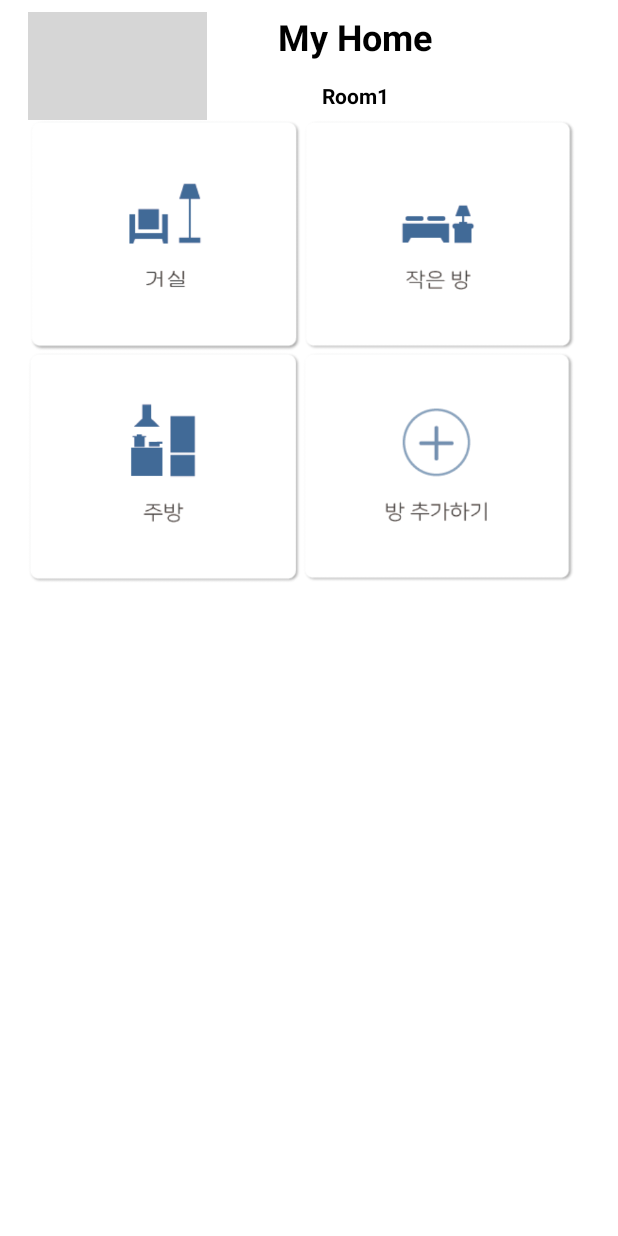
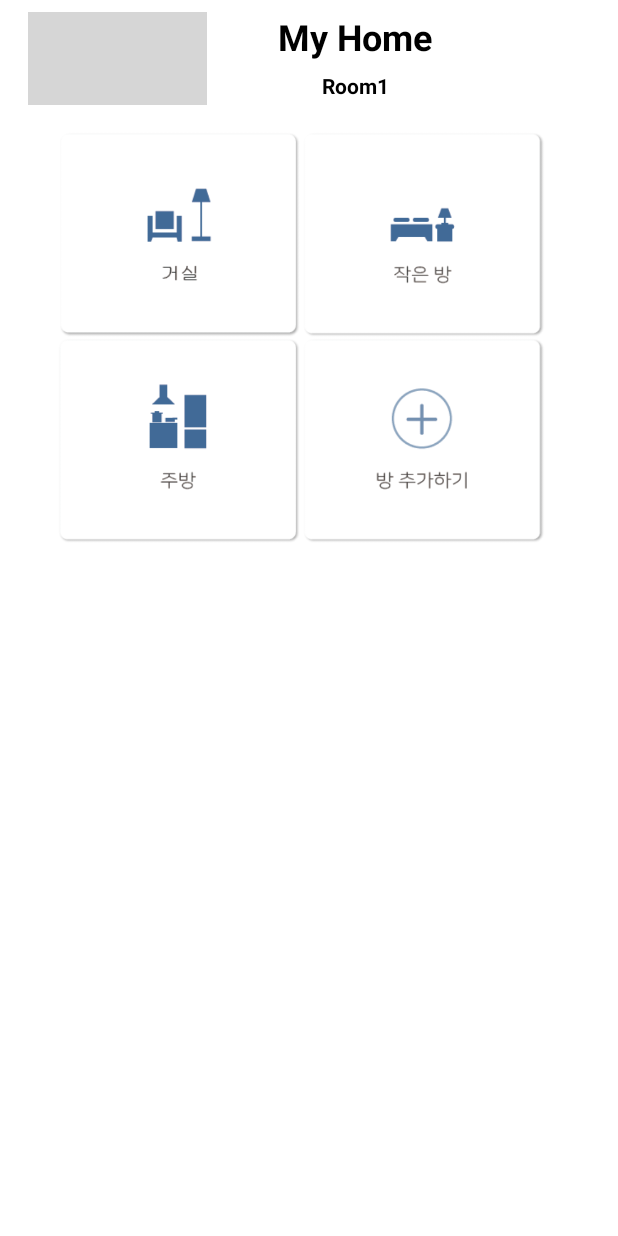
Before and after one commit to vh2000xm/Blind, an Android app: the screen it shows after launch (MainActivity), on a phone screen of 412 x 824 dp. Run offline under Robolectric (Android 15) with nearby library versions, the phone set to English and light mode, and no system bars; grey boxes are pictures that could not be loaded.

Commit message:
Break Time5

```diff
--- a/app/src/main/res/layout/activity_main.xml
+++ b/app/src/main/res/layout/activity_main.xml
@@ -24,7 +24,7 @@
         <LinearLayout
             android:layout_width="match_parent"
             android:layout_height="match_parent"
-            android:layout_weight="60"
+            android:layout_weight="55"
             android:orientation="vertical">
 
             <LinearLayout
@@ -81,16 +81,22 @@
 
         </LinearLayout>
 
+        <LinearLayout
+            android:layout_width="match_parent"
+            android:layout_height="match_parent"
+            android:layout_weight="60"
+            android:orientation="horizontal"></LinearLayout>
+
         <TableLayout
             android:layout_width="match_parent"
             android:layout_height="match_parent"
-            android:layout_weight="9"
-            android:gravity="center_horizontal">
+            android:layout_weight="9">
 
             <TableRow
-                android:layout_width="wrap_content"
+                android:layout_width="match_parent"
                 android:layout_height="match_parent"
-                android:gravity="center_horizontal">
+                android:paddingHorizontal="20dp"
+                android:paddingVertical="0dp">
 
                 <ImageButton
                     android:id="@+id/btn_livingroom"
@@ -98,10 +104,11 @@
                     android:layout_height="wrap_content"
                     android:layout_alignBottom="@+id/btn_room1"
                     android:layout_alignParentStart="true"
-                    android:layout_weight="1"
+                    android:layout_weight="2"
                     android:adjustViewBounds="true"
                     android:background="@android:color/transparent"
-                    android:scaleType="fitEnd"
+                    android:cropToPadding="false"
+                    android:scaleType="fitStart"
                     android:src="@drawable/livingroom"
                     app:layout_constraintBottom_toBottomOf="parent"
                     app:layout_constraintTop_toTopOf="parent"
@@ -114,21 +121,23 @@
                     android:layout_height="wrap_content"
                     android:layout_alignParentEnd="true"
                     android:layout_alignParentTop="true"
-                    android:layout_weight="1"
+                    android:layout_weight="2"
                     android:adjustViewBounds="true"
                     android:background="@android:color/transparent"
-                    android:scaleType="fitEnd"
+                    android:scaleType="fitStart"
                     android:src="@drawable/small_room"
                     app:layout_constraintBottom_toBottomOf="parent"
                     app:layout_constraintTop_toTopOf="parent"
                     app:layout_constraintVertical_bias="0.784"
                     tools:layout_editor_absoluteX="206dp" />
+
             </TableRow>
 
             <TableRow
-                android:layout_width="wrap_content"
+                android:layout_width="match_parent"
                 android:layout_height="match_parent"
-                android:gravity="center_horizontal">
+                android:paddingHorizontal="20dp"
+                android:paddingVertical="0dp">
 
                 <ImageButton
                     android:id="@+id/btn_kitchen"
@@ -147,7 +156,7 @@
 
                 <ImageButton
                     android:id="@+id/btn_addroom"
-                    android:layout_width="match_parent"
+                    android:layout_width="wrap_content"
                     android:layout_height="wrap_content"
                     android:layout_below="@id/btn_room1"
                     android:layout_weight="1"
@@ -159,6 +168,7 @@
                     app:layout_constraintVertical_bias="0.784"
                     app:srcCompat="@drawable/add_room"
                     tools:layout_editor_absoluteX="206dp" />
+
             </TableRow>
 
             <TableRow
```
